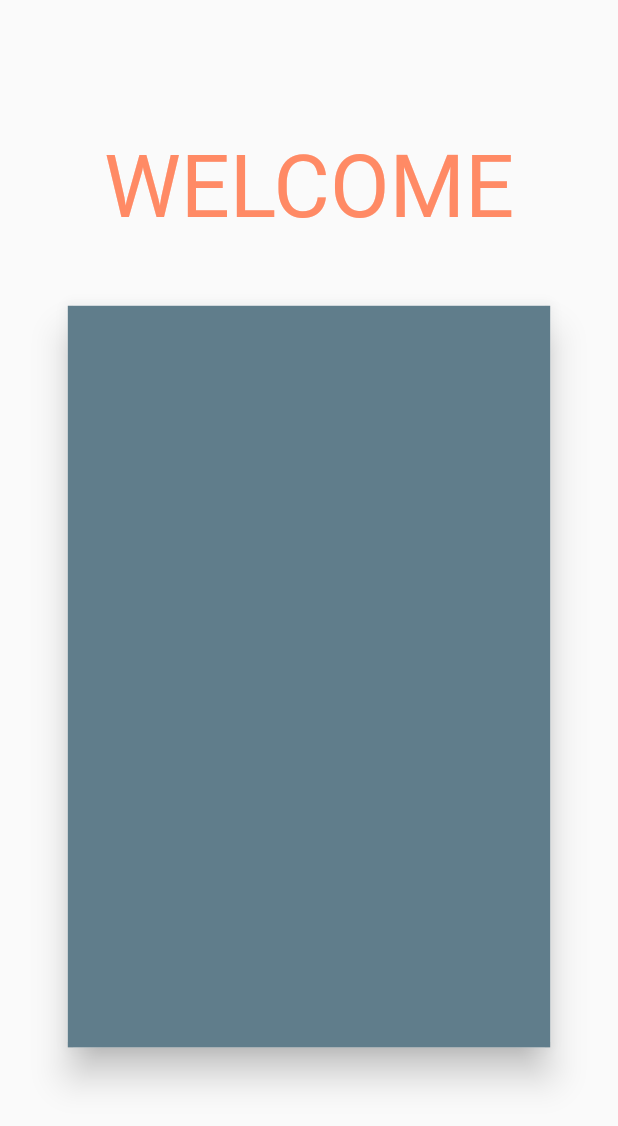
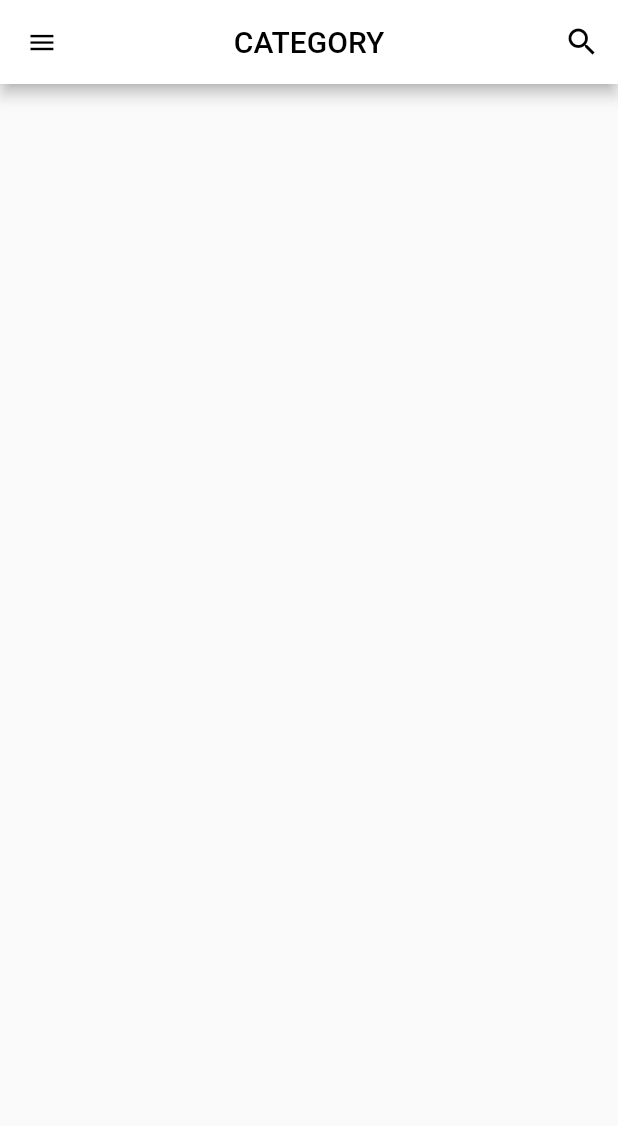
Before and after one commit to NishadAvnish/Event, a Flutter app: the screen it shows after launch, on a phone screen of 412 x 824 dp. Shown: the top 1126 px of the screen. Run offline on Flutter 3.47's test engine with Material 2 defaults, Android fonts, the phone set to English and light mode, and no system bars; our stand-ins replace carousel_slider.

```diff
--- /dev/null
+++ b/lib/Modal/ChoiceChipProvider.dart
@@ -0,0 +1,47 @@
+import 'package:flutter/material.dart';
+
+class ChoiceItemProvider with ChangeNotifier{
+
+
+  int value=0;
+  String name;
+  String previousCategory;
+List<String> _category=[
+   "School",
+   "Hospital",
+   "Technology",
+   "Seminar",
+ ];
+
+ List<String> get categoryItem{
+   return [..._category];
+ }
+
+
+ void changeValue(value1){
+   value=value1;
+
+   notifyListeners();
+
+    }
+}
+class CategoryModal{
+  final String eventName,createrName,createdTime,timeline,description,eventImage,createrImage;
+
+  CategoryModal(this.eventName, this.createrName, this.createdTime, this.timeline, this.description, this.eventImage, this.createrImage);
+}
+
+class DashBoardProvider with ChangeNotifier{
+
+    List<String> _carouselImage=[
+      "https://images.unsplash.com/photo-1533174072545-7a4b6ad7a6c3?ixlib=rb-1.2.1&ixid=eyJhcHBfaWQiOjEyMDd9&auto=format&fit=crop&w=500&q=60",
+      "https://images.unsplash.com/photo-1517263904808-5dc91e3e7044?ixlib=rb-1.2.1&ixid=eyJhcHBfaWQiOjEyMDd9&auto=format&fit=crop&w=500&q=60",
+
+    ];
+
+    List<String> get carouselItem{
+      return [..._carouselImage];
+    }
+
+
+}
--- /dev/null
+++ b/lib/Screen/seemore.dart
@@ -0,0 +1,28 @@
+import 'package:flutter/material.dart';
+
+class SeeMore extends StatefulWidget {
+
+  @override
+  _SeeMoreState createState() => _SeeMoreState();
+}
+
+class _SeeMoreState extends State<SeeMore> {
+  @override
+  Widget build(BuildContext context) {
+    final _width = MediaQuery.of(context).size.shortestSide;
+    final _height = MediaQuery.of(context).size.longestSide;
+
+    return Scaffold(
+      appBar: AppBar(
+        backgroundColor: Colors.white,
+        leading: IconButton(icon: Icon(Icons.menu,color: Colors.black,),iconSize: _width*0.05, onPressed: () {},),
+        title:Text("CATEGORY",style: TextStyle(color: Colors.black),) ,
+        centerTitle: true,
+        actions: <Widget>[IconButton(icon:Icon(Icons.search,color: Colors.black, ), onPressed: () {},),],
+      ),
+
+      body: Container(),
+
+    );
+  }
+}
--- a/lib/main.dart
+++ b/lib/main.dart
@@ -1,17 +1,32 @@
-import 'package:event/Screen/RegistrationScreen.dart';
+import 'package:event/Modal/ChoiceChipProvider.dart';
+import 'package:event/Screen/DashBoard.dart';
+import 'package:event/Screen/seemore.dart';
 import 'package:flutter/material.dart';
-main(){
+import 'package:provider/provider.dart';
+
+main() {
+  // WidgetsFlutterBinding.ensureInitialized();
+  //SystemChrome.setPreferredOrientations([DeviceOrientation.portraitUp]);
 
   runApp(MyApp());
 }
 
 class MyApp extends StatelessWidget {
-
   @override
   Widget build(BuildContext context) {
-    return MaterialApp(
-      home: RegistrationScreen(),
-
-      );
+    return MultiProvider(
+      providers: [
+        ChangeNotifierProvider.value(
+          value: ChoiceItemProvider(),
+        ),
+        ChangeNotifierProvider.value(
+          value: DashBoardProvider(),
+        )
+      ],
+      child: MaterialApp(
+        debugShowCheckedModeBanner: false,
+        home: SeeMore(),
+      ),
+    );
   }
 }
```
Also changed, not shown: lib/Screen/DashBoard.dart (added, +326 -0 lines), lib/Widget/choicechip.dart (added, +52 -0 lines), pubspec.yaml (+5 -2 lines), Asset/Image/pic1.jpg (added), Asset/Image/pic2.jpg (added), Asset/Image/pic3.jpg (added), lib/Modal/DashBoardModal.dart (added), pubspec.lock, 2 other files.
